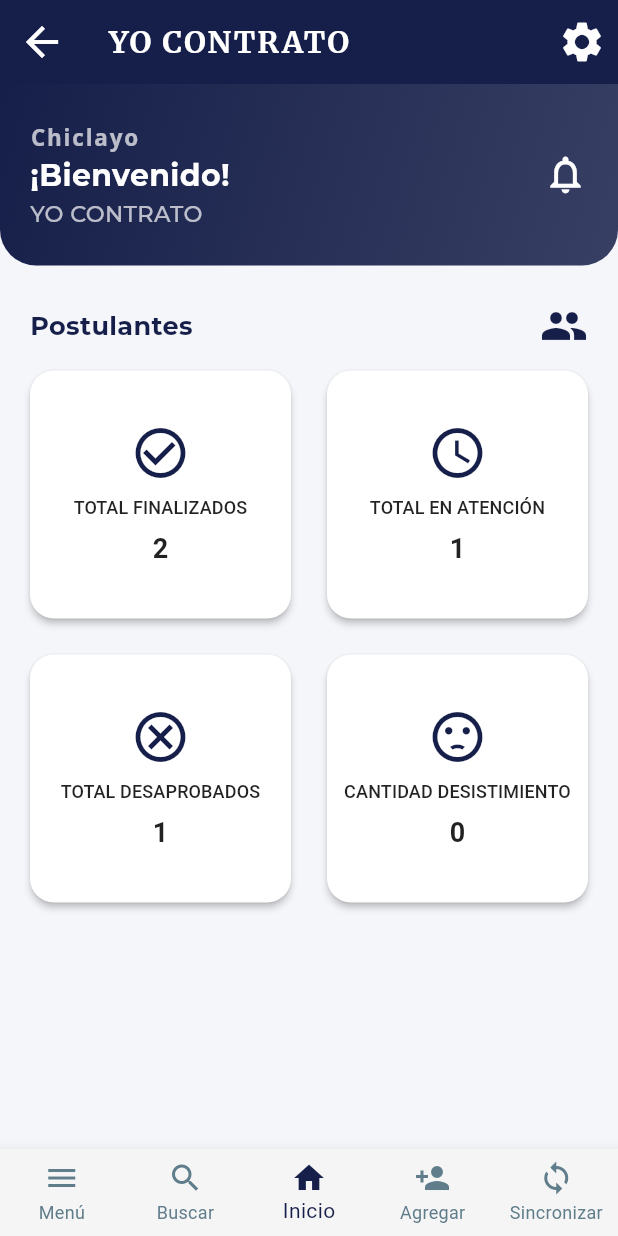
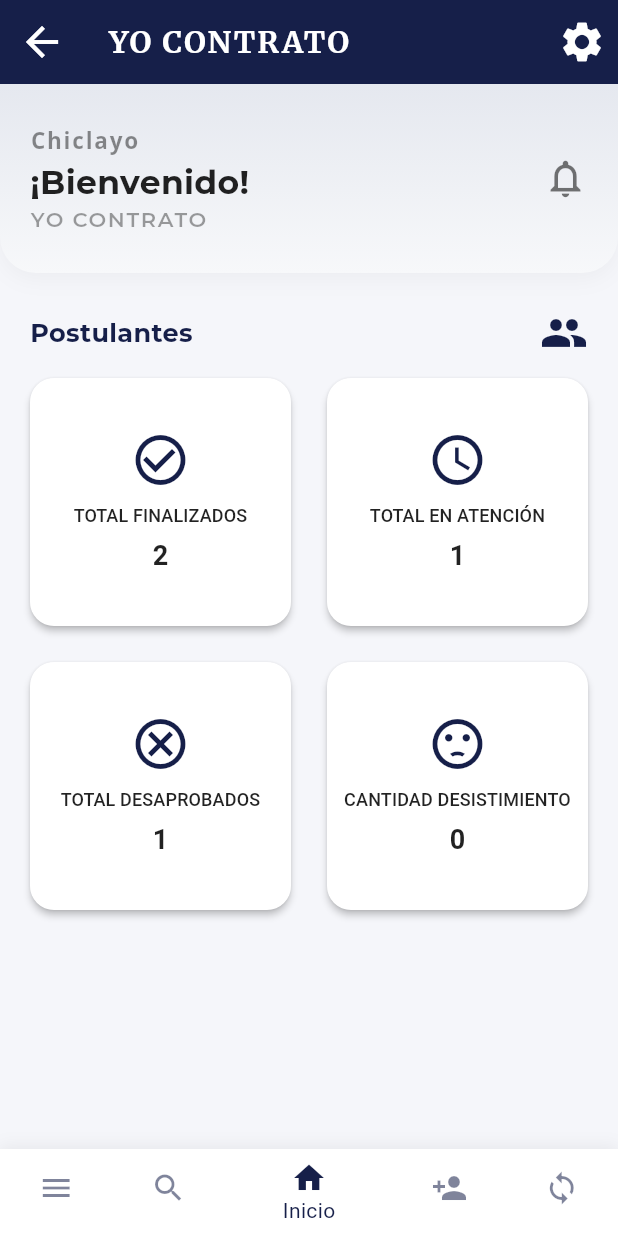
Before and after one commit to FabrizioOMG7/YoContrato, a Flutter app: the DashboardPage screen opened by its route, on a phone screen of 412 x 824 dp. Run offline on Flutter 3.47's test engine with Material 3 defaults, Android fonts, the phone set to English and light mode, and no system bars; our stand-ins replace bloc, equatable, flutter_bloc, google_fonts.

Commit message:
Correción en el navbar
se corrigió el diseño del navbar

```diff
--- a/lib/presentation/pages/dashboard_page.dart
+++ b/lib/presentation/pages/dashboard_page.dart
@@ -65,23 +65,28 @@ class _DashboardPageState extends State<DashboardPage>
 Widget _buildHeader() {
   return Container(
     width: double.infinity,
-      padding: const EdgeInsets.symmetric(vertical: 24, horizontal: 20),
+    padding: const EdgeInsets.symmetric(vertical: 26, horizontal: 20),
+   // ...en _buildHeader()
 decoration: BoxDecoration(
-        color: isDarkMode ? const Color(0xFF161F49) : null,
   gradient: isDarkMode
       ? null
-            : LinearGradient(
-                colors: [
-                  AppTheme.primary,
-                  AppTheme.primary.withOpacity(0.85),
-                ],
-                begin: Alignment.topLeft,
-                end: Alignment.bottomRight,
+      : const LinearGradient(
+          colors: [Color(0xFFE5E8EF), Color(0xFFF7F8FA)],
+          begin: Alignment.topCenter,
+          end: Alignment.bottomCenter,
         ),
+  color: isDarkMode ? const Color(0xFF23263A) : null,
   borderRadius: const BorderRadius.only(
     bottomLeft: Radius.circular(24),
     bottomRight: Radius.circular(24),
   ),
+  boxShadow: [
+    BoxShadow(
+      color: Colors.black.withOpacity(0.04),
+      blurRadius: 12,
+      offset: const Offset(0, 4),
+    ),
+  ],
 ),
     child: Row(
       children: [
@@ -92,7 +97,7 @@ class _DashboardPageState extends State<DashboardPage>
               Text(
                 sede,
                 style: GoogleFonts.openSans(
-                    color: Colors.white70,
+                  color: isDarkMode ? Colors.white54 : Colors.black45,
                   fontSize: 15,
                   fontWeight: FontWeight.bold,
                   letterSpacing: 1.2,
@@ -102,23 +107,28 @@ class _DashboardPageState extends State<DashboardPage>
               Text(
                 '¡Bienvenido!',
                 style: GoogleFonts.montserrat(
-                    color: Colors.white,
+                  color: isDarkMode ? Colors.white : Colors.black87,
                   fontWeight: FontWeight.bold,
-                    fontSize: 20,
+                  fontSize: 22,
                 ),
               ),
               Text(
                 'YO CONTRATO',
                 style: GoogleFonts.montserrat(
-                    color: Colors.white70,
-                    fontWeight: FontWeight.w500,
-                    fontSize: 15,
+                  color: isDarkMode ? Colors.white38 : Colors.black38,
+                  fontWeight: FontWeight.w600,
+                  fontSize: 14,
+                  letterSpacing: 1.1,
                 ),
               ),
             ],
           ),
         ),
-          Icon(Icons.notifications_none, color: Colors.white, size: 30),
+        Icon(
+          Icons.notifications_none,
+          color: isDarkMode ? Colors.white : Colors.black54,
+          size: 30,
+        ),
       ],
     ),
   );
--- a/lib/shared/app_footer.dart
+++ b/lib/shared/app_footer.dart
@@ -10,37 +10,57 @@ class AppFooter extends StatelessWidget {
     required this.onTap,
   });
 
-  @override
-  Widget build(BuildContext context) {
-    return BottomNavigationBar(
+@override
+Widget build(BuildContext context) {
+  final primary = Theme.of(context).primaryColor;
+  return Container(
+    decoration: BoxDecoration(
+      color: Colors.white, // Fondo claro, no color principal
+      boxShadow: [
+        BoxShadow(
+          color: Colors.black.withOpacity(0.06),
+          blurRadius: 8,
+          offset: const Offset(0, -2),
+        ),
+      ],
+    ),
+    child: BottomNavigationBar(
       currentIndex: currentIndex,
       onTap: onTap,
-      type: BottomNavigationBarType.fixed,
-      selectedItemColor: Theme.of(context).primaryColor,
-      unselectedItemColor: Colors.blueGrey,
-      backgroundColor: Theme.of(context).scaffoldBackgroundColor,
+      type: BottomNavigationBarType.shifting,
+      backgroundColor: Colors.white,
+      selectedItemColor: primary,
+      unselectedItemColor: primary.withOpacity(0.55),
+      showUnselectedLabels: false,
+      elevation: 0,
       items: const [
         BottomNavigationBarItem(
           icon: Icon(Icons.menu),
           label: 'Menú',
+          backgroundColor: Colors.white
         ),
         BottomNavigationBarItem(
           icon: Icon(Icons.search),
           label: 'Buscar',
+          backgroundColor: Colors.white
         ),
         BottomNavigationBarItem(
           icon: Icon(Icons.home),
           label: 'Inicio',
+          backgroundColor: Colors.white
         ),
         BottomNavigationBarItem(
           icon: Icon(Icons.person_add),
           label: 'Agregar',
+          backgroundColor: Colors.white
         ),
         BottomNavigationBarItem(
           icon: Icon(Icons.sync),
           label: 'Sincronizar',
+          backgroundColor: Colors.white
         ),
       ],
-    );
-  }
+    ),
+  );
 }
+}
```
Lines whose indentation alone changed are shown as unchanged.
